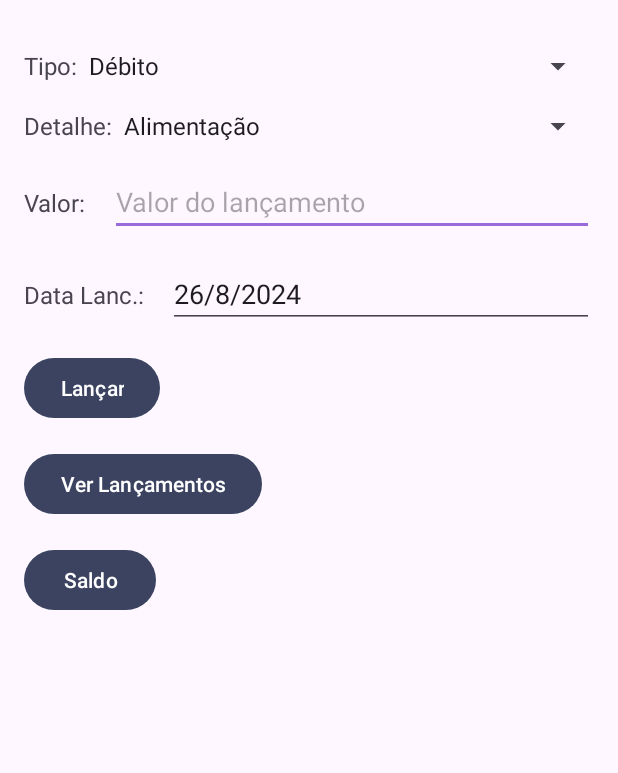
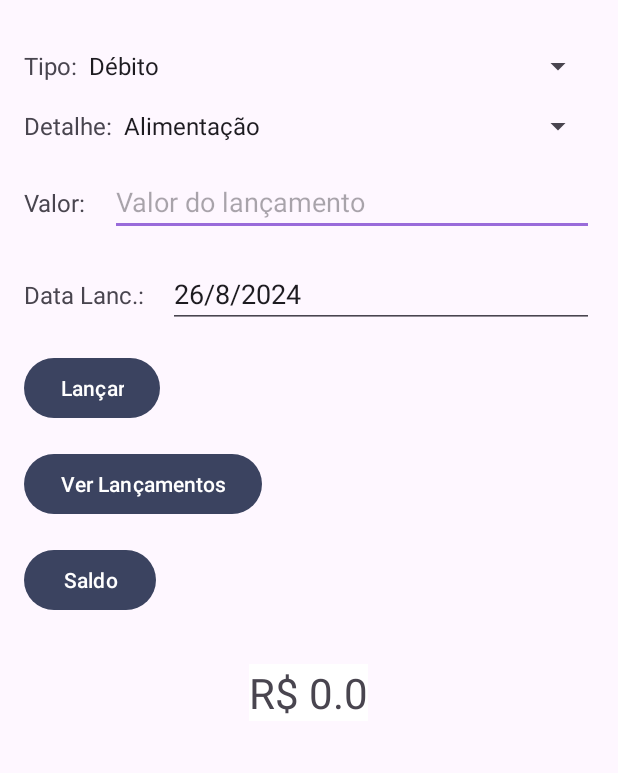
Before and after one commit to alisonnakashima/CashManagement, an Android app: the screen it shows after launch (MainActivity), after a tap on "Saldo", on a phone screen of 412 x 824 dp, the part 101-874 px from its top. Run offline under Robolectric (Android 15) with nearby library versions, the phone set to English and light mode, and no system bars.

Commit message:
Commit - 25/08/2024

```diff
--- a/app/src/main/AndroidManifest.xml
+++ b/app/src/main/AndroidManifest.xml
@@ -12,12 +12,6 @@
         android:supportsRtl="true"
         android:theme="@style/Theme.CashMangement"
         tools:targetApi="31">
-        <activity
-            android:name=".MainActivity2teste"
-            android:exported="false" />
-        <activity
-            android:name=".InsertionsList"
-            android:exported="false" />
         <activity
             android:name=".ShowInsertions"
             android:exported="false" />
--- a/app/src/main/java/com/alisonnakashima/cashmangement/MainActivity.kt
+++ b/app/src/main/java/com/alisonnakashima/cashmangement/MainActivity.kt
@@ -1,69 +1,78 @@
 package com.alisonnakashima.cashmangement
 
-import android.app.Activity
 import android.app.DatePickerDialog
 import android.content.ContentValues
+import android.content.Intent
 import android.database.sqlite.SQLiteDatabase
+import android.graphics.Color
 import android.icu.text.SimpleDateFormat
 import android.os.Bundle
-import android.text.Editable
-import android.text.Spannable
-import android.text.SpannableString
-import android.text.SpannableStringBuilder
+import android.widget.ArrayAdapter
 import android.widget.EditText
 import android.widget.Spinner
+import android.widget.TextView
 import android.widget.Toast
-import androidx.activity.enableEdgeToEdge
 import androidx.appcompat.app.AppCompatActivity
 import androidx.core.splashscreen.SplashScreen.Companion.installSplashScreen
+import com.alisonnakashima.cashmangement.Adapter.ListAdapter
 import com.alisonnakashima.cashmangement.database.DatabaseHandler
 import com.alisonnakashima.cashmangement.databinding.ActivityMainBinding
-import java.time.LocalDate
-import java.time.LocalDateTime
 import java.util.Calendar
 import java.util.Date
-import com.alisonnakashima.cashmangement.entity.Insertions
-import java.util.Locale
+import com.alisonnakashima.cashmangement.entity.Inserter
 
 class MainActivity : AppCompatActivity() {
 
     private lateinit var binding: ActivityMainBinding
-    private lateinit var banco: SQLiteDatabase
+    private lateinit var db: SQLiteDatabase
 
     private lateinit var spType: Spinner
     private lateinit var spDetail: Spinner
 
+    private lateinit var tvBalanceResult: TextView
+
     private lateinit var etDateSelected: EditText
     private val calendar = Calendar.getInstance()
 
-    private lateinit var db: DatabaseHandler
+    private lateinit var banco: DatabaseHandler
 
 
     override fun onCreate(savedInstanceState: Bundle?) {
         installSplashScreen()
         Thread.sleep(5000)
 
+        val detailsCredit = resources.getStringArray(R.array.DetailsCredit)
+        val detailsDebit = resources.getStringArray(R.array.DetailsDebit)
+
+
         super.onCreate(savedInstanceState)
         binding = ActivityMainBinding.inflate(layoutInflater)
         setContentView(binding.root)
 
-        db = DatabaseHandler(this)
+        banco = DatabaseHandler(this)
         etDateSelected = binding.etDate
+
 
         //Por padrão está setando o dia atual do dispositivo, caso altere a data/hora manualmente, será alterado o dia exibido
         var getDate = getCurrentDate()
-        System.out.println(getDate)
         etDateSelected.setText(getDate)
 
         setButtonListener()
 
-        banco = SQLiteDatabase.openOrCreateDatabase(
+        db = SQLiteDatabase.openOrCreateDatabase(
             this.getDatabasePath("db-insertions.sqlite"),
             null
         )
 
-//        banco.execSQL("CREATE TABLE IF NOT EXISTS insertions (_id INTEGER PRIMARY KEY AUTOINCREMENT, type TEXT, date TEXT, description TEXT, value TEXT)")
 
+        //Alterar componentes do campo spDetails de acordo com o que está selecionado em spType
+        if( binding.spType.selectedItem.toString() == "Crédito" ){
+
+        }
+        else {
+//            val adapter = ArrayAdapter(this, android.R.layout.simple_spinner_item, detailsDebit)
+//            binding.spDetail.adapter = adapter
+        }
 
     }
 
@@ -138,7 +147,7 @@ class MainActivity : AppCompatActivity() {
             aux3 = (aux3 * 0.01)
             System.out.println(aux3)
 
-            db.insert(Insertions(0, binding.spType.selectedItem.toString(), binding.etDate.text.toString(), binding.spDetail.selectedItem.toString(), aux3.toString() ) )
+            banco.insert(Inserter(0, binding.spType.selectedItem.toString(), binding.etDate.text.toString(), binding.spDetail.selectedItem.toString(), aux3.toString() ) )
 
             System.out.println(registro.toString())
             Toast.makeText(this, getString(R.string.ToastSucessText), Toast.LENGTH_LONG).show()
@@ -146,14 +155,31 @@ class MainActivity : AppCompatActivity() {
     }
 
     private fun btEntryListOnClick() {
-
+        val intent = Intent (this, ShowInsertions::class.java )
         System.out.println("Ver listas")
+        startActivity( intent )
     }
 
     private fun btBalanceOnClick() {
+
+        banco = DatabaseHandler(this)
+
+        val registros = banco.cursorList()
+        val balance = banco.balance().toString()
+
+        if ( balance.toDouble() > 0 ) {
+            binding.tvBalanceResult.setBackgroundColor(Color.parseColor("#FF87C889") )
+        }
+        else if (balance.toDouble() < 0 ) {
+            binding.tvBalanceResult.setBackgroundColor(Color.parseColor("#FFBC9292") )
+        }
+        else {
+            binding.tvBalanceResult.setBackgroundColor(Color.parseColor("#FFFFFFFF"))
+        }
+
+        binding.tvBalanceResult.setText("R$ " + balance)
         System.out.println("Ver Saldo")
     }
-
 
     override fun onPause() {
         super.onPause()
--- a/app/src/main/java/com/alisonnakashima/cashmangement/ShowInsertions.kt
+++ b/app/src/main/java/com/alisonnakashima/cashmangement/ShowInsertions.kt
@@ -18,15 +18,13 @@ class ShowInsertions : AppCompatActivity() {
         binding = ActivityShowInsertionsBinding.inflate(layoutInflater)
         setContentView(binding.root)
 
+        banco = DatabaseHandler(this)
         lvInsertions = findViewById(R.id.lvInsertions)
 
         val registros = banco.cursorList()
-
-
         val adapter = ListAdapter(this, registros)
 
         lvInsertions.adapter = adapter
 
-
     }
 }
--- a/app/src/main/java/com/alisonnakashima/cashmangement/database/DatabaseHandler.kt
+++ b/app/src/main/java/com/alisonnakashima/cashmangement/database/DatabaseHandler.kt
@@ -7,7 +7,7 @@ import android.database.sqlite.SQLiteOpenHelper
 import android.database.Cursor
 
 
-import com.alisonnakashima.cashmangement.entity.Insertions
+import com.alisonnakashima.cashmangement.entity.Inserter
 
 
 class DatabaseHandler (context: Context): SQLiteOpenHelper (context, DATABASE_NAME, null, DATABABASE_VERSION ){
@@ -24,7 +24,7 @@ class DatabaseHandler (context: Context): SQLiteOpenHelper (context, DATABASE_NA
     companion object {
         private const val DATABASE_NAME = "db-insertions.sqlite"
         private const val TABLE_NAME = "insertions"
-        private const val DATABABASE_VERSION = 1
+        private const val DATABABASE_VERSION = 2
         public const val ID = 0
         public const val TYPE = 1
         public const val DATE = 2
@@ -33,14 +33,14 @@ class DatabaseHandler (context: Context): SQLiteOpenHelper (context, DATABASE_NA
 
     }
 
-    fun insert(insertions: Insertions){
+    fun insert(inserter: Inserter){
         val db = this.writableDatabase
 
         val registro = ContentValues()
-        registro.put("type", insertions.type)
-        registro.put("date", insertions.date)
-        registro.put("description", insertions.description)
-        registro.put("value", insertions.value)
+        registro.put("type", inserter.type)
+        registro.put("date", inserter.date)
+        registro.put("description", inserter.description)
+        registro.put("value", inserter.value)
 
         db.insert(TABLE_NAME, null, registro)
 
@@ -50,7 +50,30 @@ class DatabaseHandler (context: Context): SQLiteOpenHelper (context, DATABASE_NA
 
     }
 
-    fun balance(){
+    fun balance(): Double {
+        val db = this.writableDatabase
+        var saldo : Double = 0.0;
+
+        val registro = db.query(
+            TABLE_NAME,
+            null,
+            null,
+            null,
+            null,
+            null,
+            null
+        )
+
+        while ( registro.moveToNext() ){
+            if (registro.getString(TYPE) == "Débito" ) {
+                saldo += registro.getString(VALUE).toDouble() * (-1)
+            }
+            else
+                saldo += registro.getString(VALUE).toDouble()
+        }
+
+        System.out.println(saldo)
+        return saldo
 
     }
 
--- /dev/null
+++ b/app/src/main/java/com/alisonnakashima/cashmangement/entity/Inserter.kt
@@ -0,0 +1,3 @@
+package com.alisonnakashima.cashmangement.entity
+
+class Inserter (var _id: Int, var type: String, var date: String, var description: String, var value: String )
--- a/app/src/main/java/com/alisonnakashima/cashmangement/entity/Insertions.kt
+++ /dev/null
@@ -1,3 +0,0 @@
-package com.alisonnakashima.cashmangement.entity
-
-class Insertions ( var _id: Int, var type: String, var date: String, var description: String, var value: String )
--- a/app/src/main/res/layout/activity_insertions_list.xml
+++ b/app/src/main/res/layout/activity_insertions_list.xml
@@ -11,8 +11,7 @@
         android:id="@+id/imageView2"
         android:layout_width="32dp"
         android:layout_height="32dp"
-        android:layout_marginStart="16dp"
-        android:layout_marginTop="16dp"
+        android:layout_marginStart="8dp"
         app:layout_constraintStart_toStartOf="parent"
         app:layout_constraintTop_toTopOf="parent"
         app:srcCompat="@drawable/arrow_upward" />
@@ -24,6 +23,7 @@
         android:layout_marginStart="16dp"
         android:layout_marginEnd="16dp"
         android:text="TextView"
+        android:textSize="16sp"
         app:layout_constraintBottom_toBottomOf="@+id/imageView2"
         app:layout_constraintEnd_toEndOf="parent"
         app:layout_constraintStart_toEndOf="@+id/imageView2"
--- a/app/src/main/res/layout/activity_main.xml
+++ b/app/src/main/res/layout/activity_main.xml
@@ -185,14 +185,18 @@
 
     <TextView
         android:id="@+id/tvBalanceResult"
-        android:layout_width="match_parent"
+        android:layout_width="wrap_content"
         android:layout_height="wrap_content"
-        app:layout_constraintStart_toEndOf="@+id/btBalance"
+        android:layout_gravity="center"
+        android:layout_marginStart="16dp"
         android:layout_marginTop="32dp"
         android:layout_marginEnd="16dp"
-        android:layout_marginStart="16dp"
+        android:clickable="false"
+        android:textAlignment="center"
         android:textSize="28sp"
-        />
+        app:layout_constraintEnd_toEndOf="parent"
+        app:layout_constraintStart_toEndOf="@+id/btBalance"
+        app:layout_constraintStart_toStartOf="parent" />
 
 
 </LinearLayout>
--- a/app/src/main/res/values/colors.xml
+++ b/app/src/main/res/values/colors.xml
@@ -12,9 +12,9 @@
     <color name="red">#E16666</color>
     <color name="teal">#1FB3B2</color>
 
-    <color name="green_light">#FFA5D6A7</color>
+    <color name="green_light">#FF87C889</color>
     <color name="purple_light">#996BDA</color>
-    <color name="red_light">#CD7676</color>
+    <color name="red_light">#FFBC9292</color>
     <color name="blue_light">#FF81D4FA</color>
 
 </resources>
```
Also changed, not shown: app/src/main/java/com/alisonnakashima/cashmangement/Adapter/ListAdapter.kt (+17 -8 lines).
